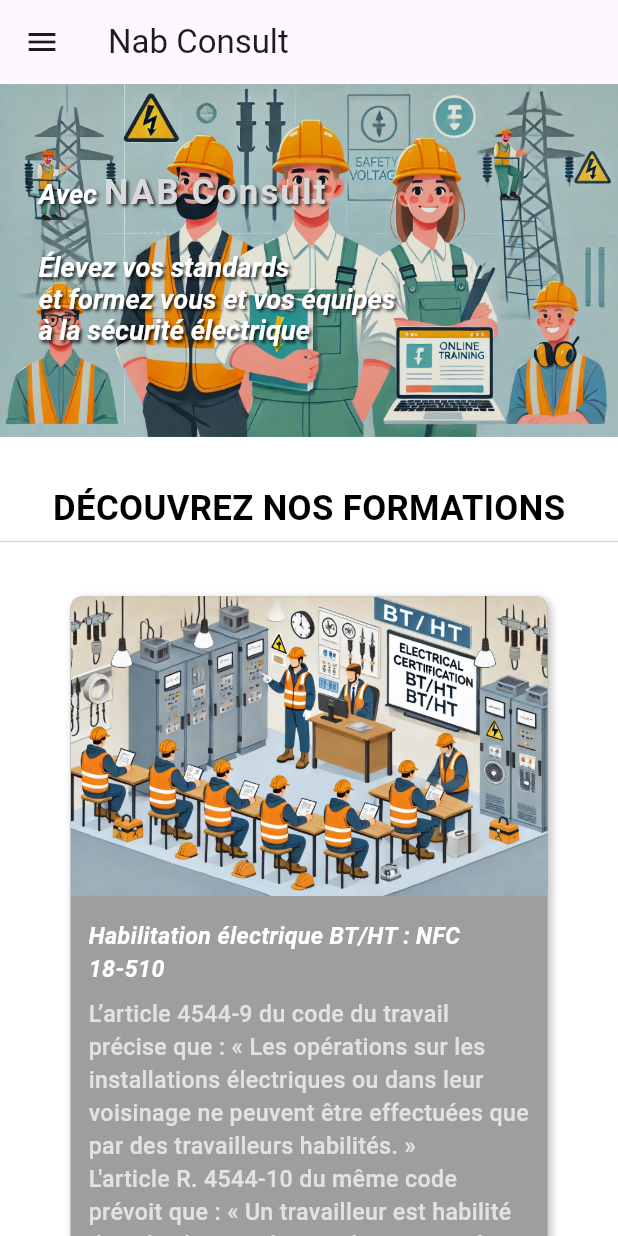
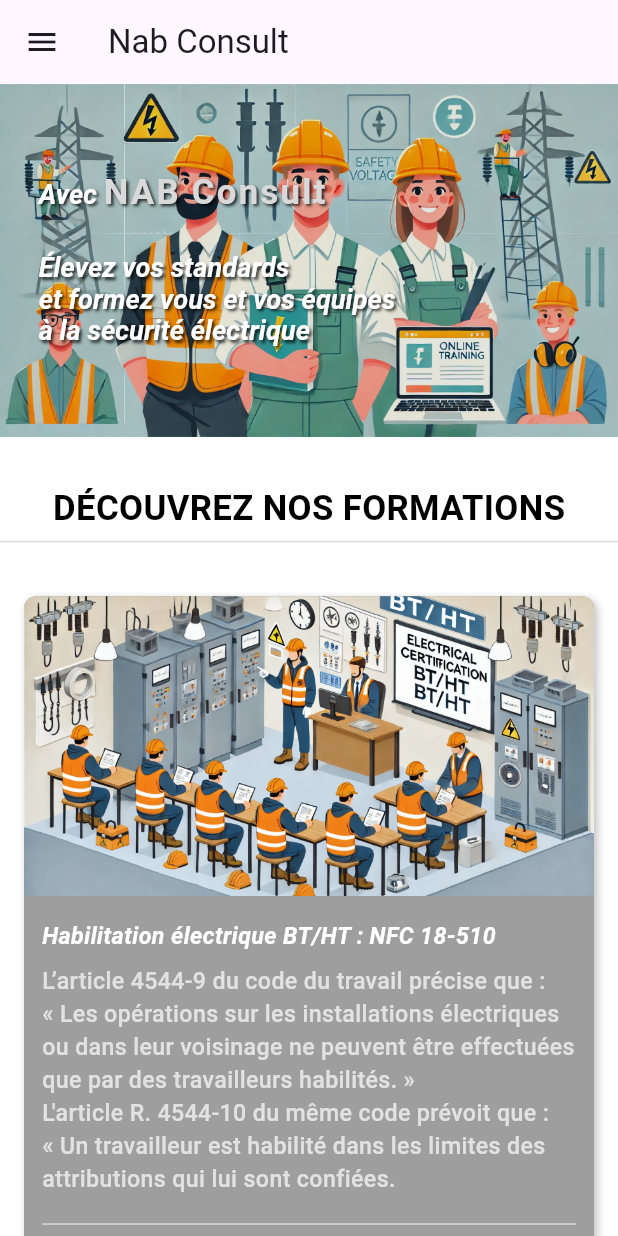
Before and after one commit to wallas938/nab_consult_home_page, a Flutter app: the screen it shows after launch, on a phone screen of 412 x 824 dp. Run offline on Flutter 3.47's test engine with Material 3 defaults, Android fonts, the light colour scheme and no system bars; our stand-ins replace flutter_screenutil; Roboto replaces fonts that are missing (Instrument Sans); project files that could hold a hidden picture were left out.

Commit message:
fontsize des desc des formations revu

```diff
--- a/lib/constantes/app-datas.dart
+++ b/lib/constantes/app-datas.dart
@@ -212,10 +212,12 @@ final List<TrainingData> trainingData = [
           "Article R4412-1 : Détermine que les règles de prévention des risques chimiques sont fixées par décret en Conseil d'État, prenant en compte les situations de polyexpositions."),
   TrainingData(
       trainingTitle: "Risque amiante",
+      description:
+          "L'amiante constitue un problème majeur de santé publique et de santé au travail: ce matériau aux multiples qualités s'est révélé hautement toxique. Il a été massivement utilisé et le nombre de cancers qu'il a induits ne cesse d'augmenter. Interdit en France depuis 1997, il reste présent dans de nombreux bâtiments et équipements. Dans les bâtiments construits avant 1997, l’amiantes est présente partout.",
       trainingImagePath: "assets/images/image_amiante.webp",
       certifications: []),
 ];
 
 const mobileWidthLimit = 425.0;
-const tabletWidthLimit = 850.0;
+const tabletWidthLimit = 980.0;
 const desktopWidthLimit = 1280.0;
--- a/lib/pages/home_page.dart
+++ b/lib/pages/home_page.dart
@@ -62,7 +62,7 @@ List<Widget> _buildCertificationList(BuildContext context, int firstIndex) {
 
 double _responsiveFontSize(BuildContext context, double fontsize,
     double fontMaxSize, double screenMaxSize) {
-  double screenWidth = MediaQuery.of(context).size.width;
+  double screenWidth = MediaQuery.of(context).size.width; // 425
   return screenWidth >= screenMaxSize ? fontMaxSize : fontsize.sp;
 }
 
@@ -269,8 +269,7 @@ class TrainingSection extends StatelessWidget {
                                       fontStyle: FontStyle.italic,
                                       color: AppColors.white,
                                       fontWeight: FontWeight.w700,
-                                      fontSize: _responsiveFontSize(
-                                          context, 12, 16, mobileWidthLimit),
+                                      fontSize: 12.sp,
                                       decorationStyle:
                                           TextDecorationStyle.solid),
                                 ),
@@ -366,9 +365,9 @@ class TrainingSection extends StatelessWidget {
           );
         });
     Widget tabletView = GridView.builder(
-        gridDelegate: const SliverGridDelegateWithFixedCrossAxisCount(
-          crossAxisCount: 2,
-          mainAxisExtent: 900,
+        gridDelegate: const SliverGridDelegateWithMaxCrossAxisExtent(
+          maxCrossAxisExtent: 500,
+          mainAxisExtent: 1100,
         ),
         itemCount: trainingData.length,
         itemBuilder: (context, index) {
@@ -391,7 +390,7 @@ class TrainingSection extends StatelessWidget {
               children: [
                 /*** CARD_HEADER ***/
                 Expanded(
-                  flex: 3,
+                  flex: 2,
                   child: Container(
                     width: double.infinity,
                     decoration: BoxDecoration(
@@ -425,21 +424,23 @@ class TrainingSection extends StatelessWidget {
                         children: [
                           Row(
                             mainAxisAlignment: MainAxisAlignment.spaceBetween,
-                            crossAxisAlignment: CrossAxisAlignment.start,
+                            crossAxisAlignment: CrossAxisAlignment.end,
                             children: [
                               /*** TRAINING_TITLE ***/
                               Expanded(
                                 child: Text(
                                   trainingData[index].trainingTitle,
-                                  style: TextStyle(
+                                  style: const TextStyle(
                                       fontStyle: FontStyle.italic,
                                       color: AppColors.white,
                                       fontWeight: FontWeight.w700,
-                                      fontSize: _responsiveFontSize(
-                                          context, 12, 16, mobileWidthLimit),
+                                      fontSize: 22,
                                       decorationStyle:
                                           TextDecorationStyle.solid),
                                 ),
+                              ),
+                              const SizedBox(
+                                height: 100,
                               ),
                               /*** TRAINING_DURATION ***/
                               Text(
@@ -461,12 +462,11 @@ class TrainingSection extends StatelessWidget {
                           Expanded(
                             child: Text(
                               trainingData[index].description ?? "",
-                              style: TextStyle(
+                              style: const TextStyle(
                                   fontStyle: FontStyle.normal,
                                   color: Colors.white70,
                                   fontWeight: FontWeight.w500,
-                                  fontSize: _responsiveFontSize(
-                                      context, 12, 16, mobileWidthLimit),
+                                  fontSize: 18.5,
                                   decorationStyle: TextDecorationStyle.solid),
                             ),
                           ),
@@ -559,10 +559,11 @@ class TrainingSection extends StatelessWidget {
           Expanded(
             child: ResponsiveUtil.isOnMobile(context)
                 ? Container(
-                    constraints: const BoxConstraints(maxWidth: 350),
+                    constraints:
+                        const BoxConstraints(maxWidth: mobileWidthLimit),
                     child: mobileView)
                 : Container(
-                    constraints: const BoxConstraints(maxWidth: 850),
+                    constraints: const BoxConstraints(maxWidth: tabletWidthLimit),
                     child: tabletView),
           ),
         ],
```
